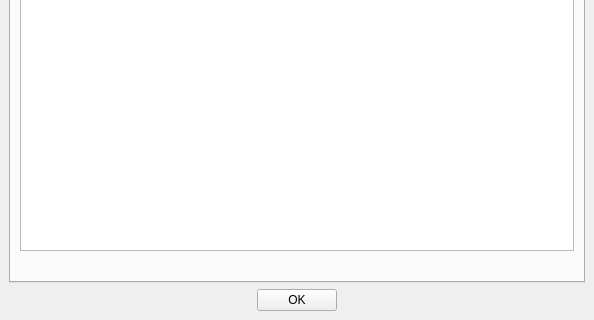
Before: the Qt Designer form src/properties.ui in SysAdminDoc/qBittorrent-Vanced, drawn with Qt 5; both pictures show x 0 to 594 and y 301 to 621 of the 594 by 621 pixel window.
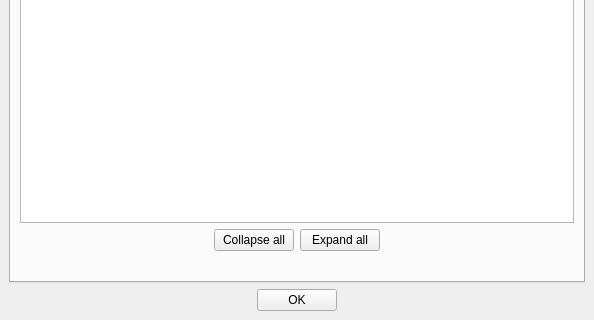
After: the same form once the commit is applied. The open tabs and pages were chosen to show the change.

Commit message: - Added Expand/Collapse all buttons to properties dialog

```diff
--- a/src/properties.ui
+++ b/src/properties.ui
@@ -898,24 +898,10 @@
       </layout>
      </widget>
      <widget class="QWidget" name="tab_4" >
-      <property name="geometry" >
-       <rect>
-        <x>0</x>
-        <y>0</y>
-        <width>640</width>
-        <height>320</height>
-       </rect>
-      </property>
       <attribute name="title" >
        <string>Torrent content</string>
       </attribute>
       <layout class="QVBoxLayout" >
-       <property name="spacing" >
-        <number>6</number>
-       </property>
-       <property name="margin" >
-        <number>9</number>
-       </property>
        <item>
         <widget class="QLabel" name="label_4" >
          <property name="font" >
@@ -953,6 +939,50 @@
          </property>
         </widget>
        </item>
+       <item>
+        <layout class="QHBoxLayout" >
+         <item>
+          <spacer>
+           <property name="orientation" >
+            <enum>Qt::Horizontal</enum>
+           </property>
+           <property name="sizeHint" >
+            <size>
+             <width>40</width>
+             <height>20</height>
+            </size>
+           </property>
+          </spacer>
+         </item>
+         <item>
+          <widget class="QPushButton" name="collapseAllButton" >
+           <property name="text" >
+            <string>Collapse all</string>
+           </property>
+          </widget>
+         </item>
+         <item>
+          <widget class="QPushButton" name="expandAllButton" >
+           <property name="text" >
+            <string>Expand all</string>
+           </property>
+          </widget>
+         </item>
+         <item>
+          <spacer>
+           <property name="orientation" >
+            <enum>Qt::Horizontal</enum>
+           </property>
+           <property name="sizeHint" >
+            <size>
+             <width>40</width>
+             <height>20</height>
+            </size>
+           </property>
+          </spacer>
+         </item>
+        </layout>
+       </item>
        <item>
         <widget class="QLabel" name="lbl_priorities" >
          <property name="font" >
@@ -986,7 +1016,16 @@
      <property name="spacing" >
       <number>6</number>
      </property>
-     <property name="margin" >
+     <property name="leftMargin" >
+      <number>0</number>
+     </property>
+     <property name="topMargin" >
+      <number>0</number>
+     </property>
+     <property name="rightMargin" >
+      <number>0</number>
+     </property>
+     <property name="bottomMargin" >
       <number>0</number>
      </property>
      <item>
@@ -994,7 +1033,7 @@
        <property name="orientation" >
         <enum>Qt::Horizontal</enum>
        </property>
-       <property name="sizeHint" stdset="0" >
+       <property name="sizeHint" >
         <size>
          <width>40</width>
          <height>20</height>
@@ -1014,7 +1053,7 @@
        <property name="orientation" >
         <enum>Qt::Horizontal</enum>
        </property>
-       <property name="sizeHint" stdset="0" >
+       <property name="sizeHint" >
         <size>
          <width>40</width>
          <height>20</height>
```
Left out of the diff: 222 changed lines with no effect on the pictures. The commit also changes 56 other files.
